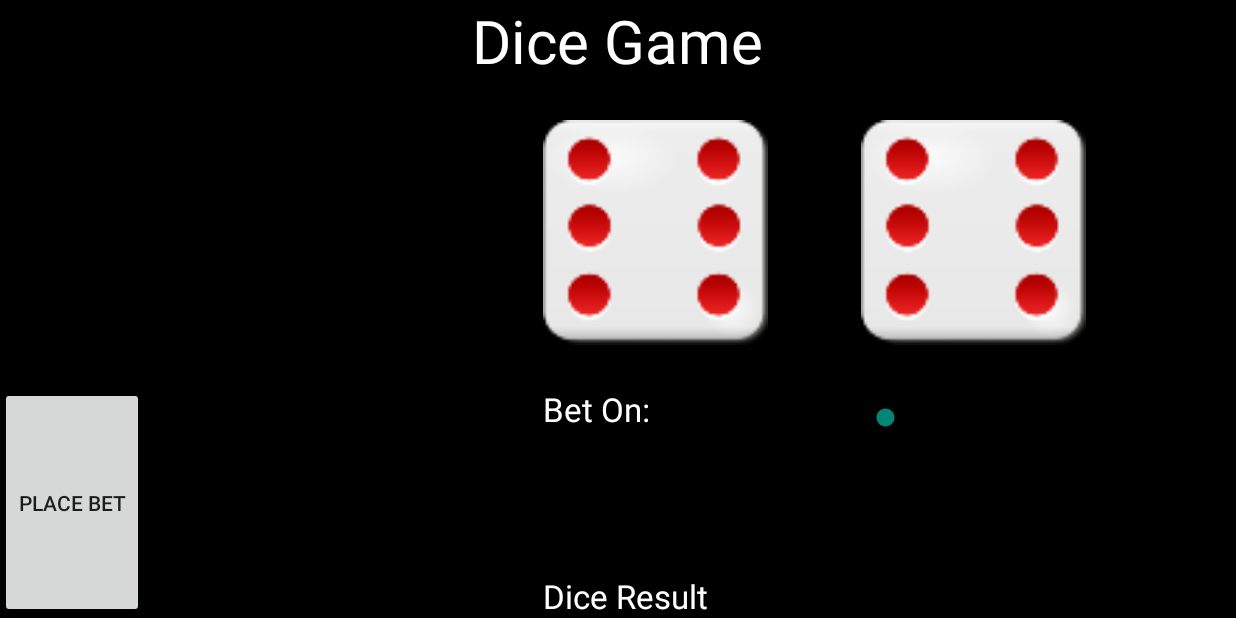
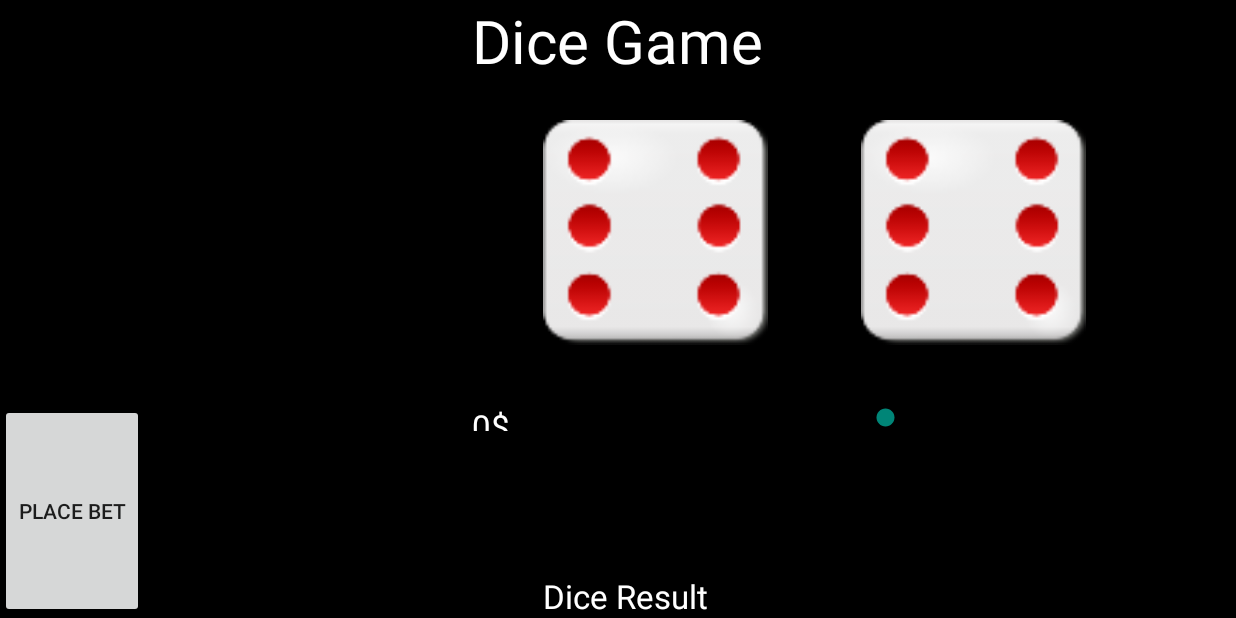
Before and after one commit to dvirs/CasinoGamesApp, an Android app: the DiceGameActivity screen opened directly, with no data from a screen before it, on a phone screen of 824 x 412 dp (held sideways). Run offline under Robolectric (Android 15) with nearby library versions, the phone set to English and light mode, and no system bars; 2 statements that could not run were skipped.

Commit message:
cube game

```diff
--- a/app/src/main/java/com/example/admin/casinogames/CasinoLobbyActivity.java
+++ b/app/src/main/java/com/example/admin/casinogames/CasinoLobbyActivity.java
@@ -42,10 +42,12 @@ public class CasinoLobbyActivity extends Activity {
         super.onCreate(savedInstanceState);
         setContentView(R.layout.activity_casino_lobby);
 
-        setViewOfFields();
+
         Intent intent = getIntent();
         bund = intent.getExtras();
 
+
+        setViewOfFields();
         setComponentVisability(bund);
         setButtonClickable();
 
@@ -93,8 +95,6 @@ public class CasinoLobbyActivity extends Activity {
 
         }
     }
-
-
 
     private void setButtonClickable() {
         signInBtn.setOnClickListener(new View.OnClickListener() {
@@ -150,17 +150,19 @@ public class CasinoLobbyActivity extends Activity {
             @Override
             public void onClick(View v) {
                 Intent i = new Intent(CasinoLobbyActivity.this,DiceGameActivity.class);
-                i.putExtra("user_info",userInfo);
+                i.putExtra("userinfo",userInfo);
                 CasinoLobbyActivity.this.startActivity(i);
             }
         });
 
     }
+
     public void setUsersArray(ArrayList<User> topUsers){
         MyAdapter adapter = new MyAdapter(this,topUsers);
         usersList.setAdapter(adapter);
 
     }
+
     @Override
     public void onBackPressed() {
         super.onBackPressed();
--- a/app/src/main/java/com/example/admin/casinogames/DiceGameActivity.java
+++ b/app/src/main/java/com/example/admin/casinogames/DiceGameActivity.java
@@ -1,13 +1,20 @@
 package com.example.admin.casinogames;
 
 import android.app.Activity;
+import android.content.Intent;
 import android.hardware.Sensor;
 import android.hardware.SensorEvent;
 import android.hardware.SensorEventListener;
 import android.hardware.SensorManager;
 import android.os.Bundle;
+import android.view.View;
+import android.widget.Button;
 import android.widget.ImageView;
+import android.widget.SeekBar;
+import android.widget.Spinner;
 import android.widget.TextView;
+
+import java.util.ArrayList;
 
 
 public class DiceGameActivity extends Activity implements SensorEventListener {
@@ -15,19 +22,71 @@ public class DiceGameActivity extends Activity implements SensorEventListener {
     private SensorManager sm;
     private ImageView dice1;
     private ImageView dice2;
-    private TextView title;
+    private TextView betMoney;
+    private SeekBar seekBar;
+    private Spinner spinner;
+    private Button placeBetBtn;
+    private Bundle bundle;
+    private ArrayList userInfo;
+
 
     @Override
     protected void onCreate(Bundle savedInstanceState) {
         super.onCreate(savedInstanceState);
         setContentView(R.layout.dice_game_layout);
 
-        title = (TextView) findViewById(R.id.dice_title_txt);
+        Intent intent = getIntent();
+        bundle = intent.getExtras();
+        userInfo = (ArrayList) bundle.get("userinfo");
+
+        setViewOfFields();
+
+        setButtonClickable();
+
         sm = (SensorManager)getSystemService(SENSOR_SERVICE);
         acceleromter = sm.getDefaultSensor(Sensor.TYPE_ACCELEROMETER);
         boolean register = sm.registerListener(this,acceleromter,SensorManager.SENSOR_DELAY_NORMAL);
         if(!register) sm.unregisterListener(this);
 
+
+    }
+
+    private void setButtonClickable() {
+        placeBetBtn.setOnClickListener(new View.OnClickListener() {
+            @Override
+            public void onClick(View v) {
+                int bet = seekBar.getProgress();
+                String sumChoise = spinner.getSelectedItem().toString();
+
+            }
+        });
+
+        seekBar.setOnSeekBarChangeListener(new SeekBar.OnSeekBarChangeListener() {
+            @Override
+            public void onProgressChanged(SeekBar seekBar, int progress, boolean fromUser) {
+                betMoney.setText(progress+"$");
+            }
+
+            @Override
+            public void onStartTrackingTouch(SeekBar seekBar) {
+
+            }
+
+            @Override
+            public void onStopTrackingTouch(SeekBar seekBar) {
+
+            }
+        });
+    }
+
+    private void setViewOfFields() {
+        dice1 = (ImageView) findViewById(R.id.die1);
+        dice2 = (ImageView) findViewById(R.id.die2);
+        betMoney = (TextView) findViewById(R.id.bet_money);
+        seekBar = (SeekBar) findViewById(R.id.money_sk);
+        seekBar.setMax((int)userInfo.get(4));
+        spinner = (Spinner) findViewById(R.id.sum_spinner);
+        placeBetBtn = (Button) findViewById(R.id.bet_btn);
 
     }
 
--- a/app/src/main/res/layout/dice_game_layout.xml
+++ b/app/src/main/res/layout/dice_game_layout.xml
@@ -43,7 +43,7 @@
     <SeekBar
         android:layout_width="wrap_content"
         android:layout_height="wrap_content"
-        android:id="@+id/seekBar"
+        android:id="@+id/money_sk"
         android:layout_below="@+id/die2"
         android:layout_alignLeft="@+id/die2"
         android:layout_alignStart="@+id/die2"
@@ -58,12 +58,12 @@
         android:textAppearance="?android:attr/textAppearanceLarge"
         android:text="@string/bet_on_txt"
         android:id="@+id/bet_txt"
-        android:layout_alignBottom="@+id/seekBar"
+        android:layout_alignBottom="@+id/money_sk"
         android:layout_alignLeft="@+id/die1"
         android:layout_alignStart="@+id/die1"
-        android:layout_alignRight="@+id/die1"
-        android:layout_alignEnd="@+id/die1"
-        android:textColor="#ffffffff" />
+        android:textColor="#ffffffff"
+        android:layout_toStartOf="@+id/dice_title_txt"
+        android:layout_alignTop="@+id/money_sk" />
 
     <TextView
         android:layout_width="wrap_content"
@@ -79,24 +79,38 @@
     <Spinner
         android:layout_width="wrap_content"
         android:layout_height="wrap_content"
-        android:id="@+id/spinner"
+        android:id="@+id/sum_spinner"
         android:layout_alignTop="@+id/dice_result_txt"
-        android:layout_alignLeft="@+id/seekBar"
-        android:layout_alignStart="@+id/seekBar"
+        android:layout_alignLeft="@+id/money_sk"
+        android:layout_alignStart="@+id/money_sk"
         android:spinnerMode="dropdown"
         android:entries="@array/dice_sum_array"
         android:prompt="@string/dice_prompt"
-        android:layout_alignRight="@+id/seekBar"
-        android:layout_alignEnd="@+id/seekBar" />
+        android:layout_alignRight="@+id/money_sk"
+        android:layout_alignEnd="@+id/money_sk" />
 
     <Button
         android:layout_width="wrap_content"
         android:layout_height="wrap_content"
         android:text="Place Bet"
-        android:id="@+id/betBtn"
+        android:id="@+id/bet_btn"
         android:layout_alignParentBottom="true"
         android:layout_alignParentLeft="true"
         android:layout_alignParentStart="true"
         android:layout_alignTop="@+id/bet_txt" />
 
+    <TextView
+        android:layout_width="wrap_content"
+        android:layout_height="wrap_content"
+        android:textAppearance="?android:attr/textAppearanceLarge"
+        android:id="@+id/bet_money"
+        android:text="@string/bet_money"
+        android:textColor="#ffffffff"
+        android:layout_alignTop="@+id/bet_txt"
+        android:layout_alignRight="@+id/die1"
+        android:layout_alignEnd="@+id/die1"
+        android:layout_alignBottom="@+id/bet_txt"
+        android:layout_toRightOf="@+id/bet_txt"
+        android:layout_toEndOf="@+id/bet_txt" />
+
 </RelativeLayout>
--- a/app/src/main/res/values/strings.xml
+++ b/app/src/main/res/values/strings.xml
@@ -45,7 +45,8 @@
     <string name="sign_successful">\"SignUp successful\"</string>
     <string name="top_10">Top 10 players</string>
     <string name="dice_result_txt">Dice Result</string>
-    <string name="bet_on_txt">Bet On:</string>
+    <string name="bet_on_txt">Bet:</string>
+    <string name="bet_money">0$</string>
     <string name="title_activity_dice_game">DiceGameActivity</string>
 
 </resources>
```
